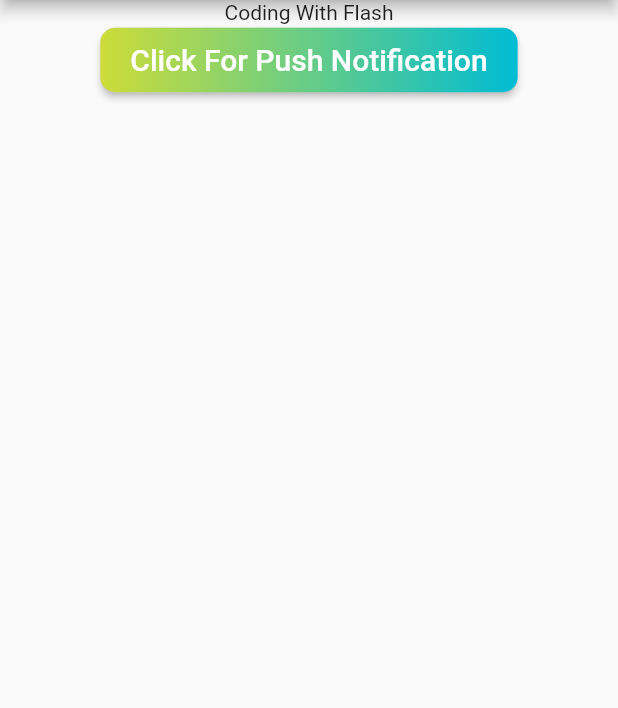
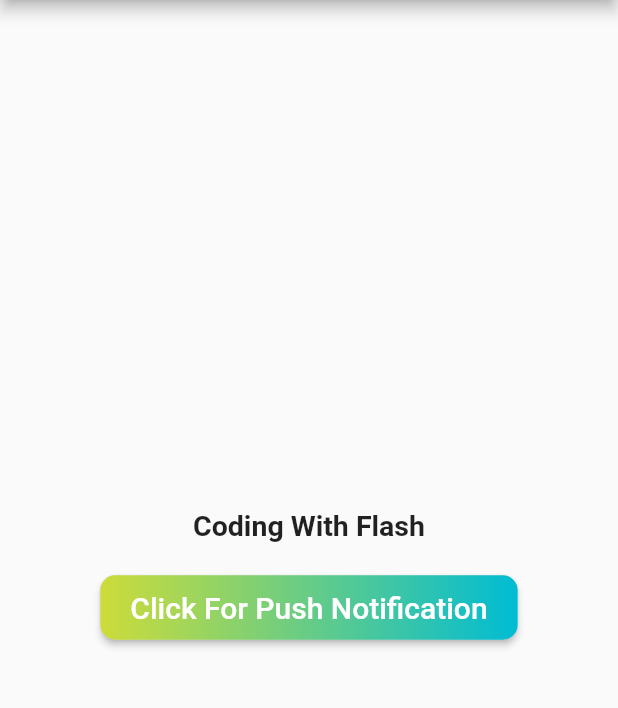
Before and after one commit to vaidehi2701/local_notification, a Flutter app: the screen it shows after launch, on a phone screen of 412 x 824 dp, the part 84-792 px from its top. Run offline on Flutter 3.47's test engine with Material 2 defaults, Android fonts, the phone set to English and light mode, and no system bars; our stand-ins replace flutter_local_notifications.

Commit message:
minor changes

```diff
--- a/lib/main.dart
+++ b/lib/main.dart
@@ -51,8 +51,14 @@ class _MyAppState extends State<MyApp> {
       ),
       body: Center(
           child: Column(
+            crossAxisAlignment: CrossAxisAlignment.center,
+            mainAxisAlignment: MainAxisAlignment.center,
             children: <Widget>[
-              Text('Coding With Flash'),
+              Text('Coding With Flash',
+                style: TextStyle(
+                    fontSize: 19,
+                    fontWeight: FontWeight.bold),),
+              SizedBox(height: 20),
               RaisedButton(
                   onPressed: showNotification,
                   textColor: Colors.white,
```
